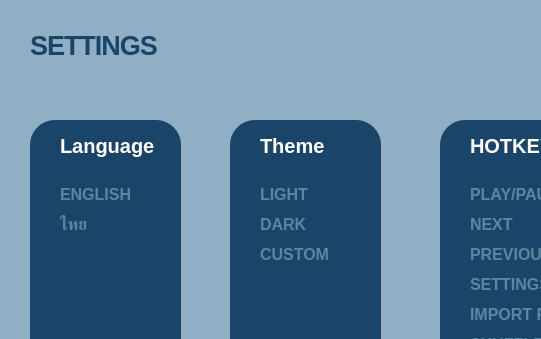
Before: the Qt Designer form Audio_pj/eq.ui in Kasitphoom/Audio_EQ, drawn with Qt 5; both pictures show x 0 to 541 and y 0 to 339 of the 900 by 500 pixel window.
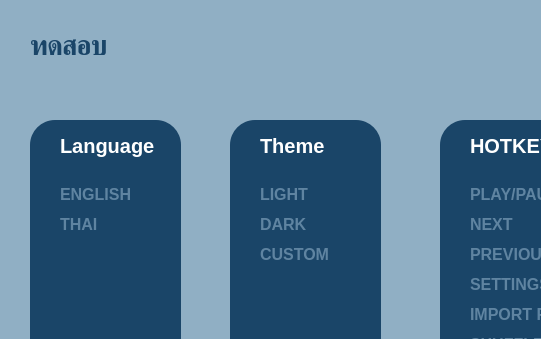
After: the same form once the commit is applied. Icons and pictures are not drawn.

What changed in the file:
```diff
--- a/Audio_pj/eq.ui
+++ b/Audio_pj/eq.ui
@@ -167,7 +167,7 @@
 </string>
      </property>
      <property name="text">
-      <string>ไทย</string>
+      <string>THAI</string>
      </property>
     </widget>
    </widget>
@@ -706,6 +706,36 @@
      </property>
     </widget>
    </widget>
+   <widget class="QLabel" name="label_2">
+    <property name="geometry">
+     <rect>
+      <x>30</x>
+      <y>20</y>
+      <width>381</width>
+      <height>51</height>
+     </rect>
+    </property>
+    <property name="font">
+     <font>
+      <family>Segoe UI</family>
+      <pointsize>-1</pointsize>
+      <italic>false</italic>
+      <bold>true</bold>
+     </font>
+    </property>
+    <property name="styleSheet">
+     <string notr="true">font-style: normal;
+font-weight: 2000;
+font-size: 27px;
+line-height: 41px;
+letter-spacing: -1px;
+
+color: #1A4568;</string>
+    </property>
+    <property name="text">
+     <string>ทดสอบ</string>
+    </property>
+   </widget>
   </widget>
   <widget class="QStatusBar" name="statusbar"/>
  </widget>
```
